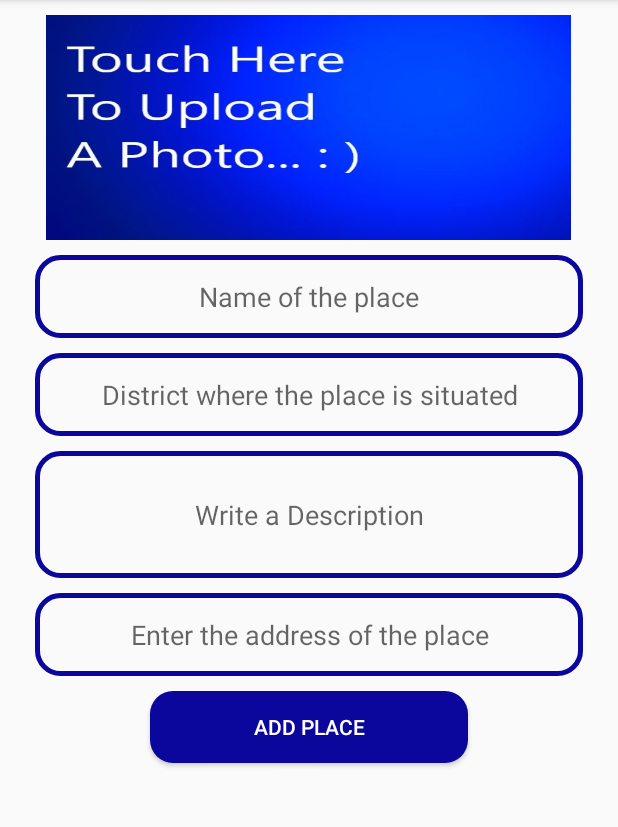
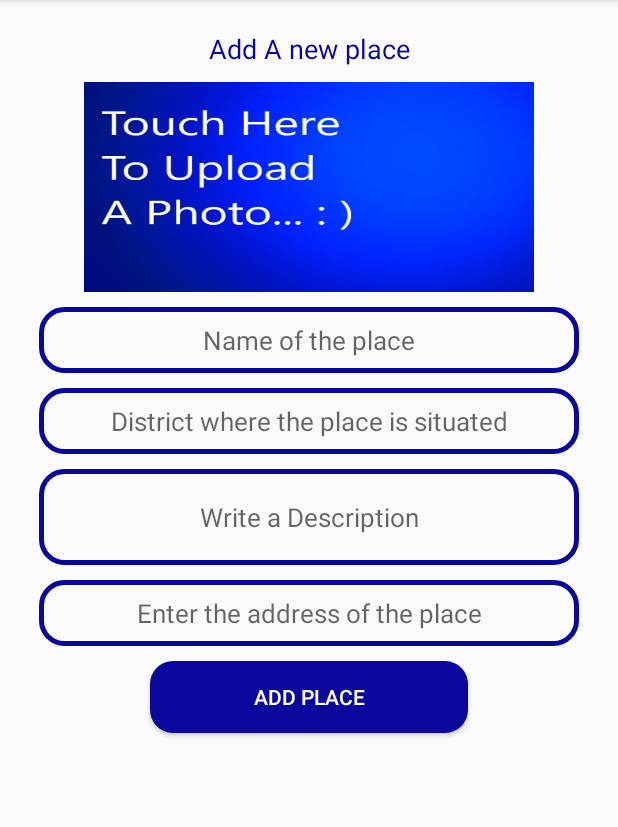
Before and after one commit to SurekhaChandrarathna/TriPITApp, an Android app: the AddPlacesActivity screen opened directly, with no data from a screen before it, on a phone screen of 412 x 824 dp, the part 84-911 px from its top. Run offline under Robolectric (Android 15) with nearby library versions, the phone set to English and light mode, and no system bars; our stand-ins replace Firebase (no records; nobody signed in at launch, a user with empty details on screens opened directly).

Commit message:
Places update 3

```diff
--- a/app/src/main/AndroidManifest.xml
+++ b/app/src/main/AndroidManifest.xml
@@ -9,6 +9,11 @@
         android:roundIcon="@mipmap/ic_launcher_round"
         android:supportsRtl="true"
         android:theme="@style/AppTheme">
+        <activity android:name=".MaintainGuidesActivity"></activity>
+        <activity android:name=".GuideHome" />
+        <activity android:name=".EditGuideDetailsActivity" />
+        <activity android:name=".AdminAddNewGuidesActivity" />
+        <activity android:name=".AdminGuideCategoryActivity" />
         <activity android:name=".PlaceDetailsActivity" />
         <activity android:name=".PlacesHomeUser" />
         <activity android:name=".AddPlacesActivity" />
--- a/app/src/main/java/com/example/tripit/ViewHolder/PlaceViewHolder.java
+++ b/app/src/main/java/com/example/tripit/ViewHolder/PlaceViewHolder.java
@@ -1,6 +1,8 @@
 package com.example.tripit.ViewHolder;
 
 import android.view.View;
+import android.widget.EditText;
+import android.widget.ImageButton;
 import android.widget.ImageView;
 import android.widget.TextView;
 
@@ -15,6 +17,8 @@ public class PlaceViewHolder extends RecyclerView.ViewHolder implements View.OnC
     public TextView txtPlaceName, txtPlaceAddress;
     public ImageView imageView;
     public PlaceClickListner listner;
+
+
 
     public PlaceViewHolder(@NonNull View itemView)
     {
--- a/app/src/main/res/layout/activity_add_places.xml
+++ b/app/src/main/res/layout/activity_add_places.xml
@@ -7,10 +7,22 @@
     android:layout_height="match_parent"
     tools:context=".AddPlacesActivity">
 
+    <TextView
+        android:id="@+id/add"
+        android:layout_width="match_parent"
+        android:layout_height="wrap_content"
+        android:layout_marginTop="20dp"
+        android:text="Add A new place"
+        android:textAlignment="center"
+        android:textSize="18sp"
+        android:textColor="@color/colorblue"
+        />
+
     <ImageView
         android:id="@+id/image"
-        android:layout_width="350dp"
-        android:layout_height="150dp"
+        android:layout_width="300dp"
+        android:layout_height="140dp"
+        android:layout_below="@+id/add"
         android:layout_marginTop="10dp"
         android:cropToPadding="false"
         android:scaleType="centerCrop"
@@ -22,13 +34,14 @@
         android:id="@+id/Ed_name_of_place"
         android:layout_width="match_parent"
         android:layout_height="wrap_content"
-        android:padding="15dp"
+        android:padding="10dp"
         android:layout_below="@+id/image"
         android:layout_marginTop="10dp"
         android:background="@drawable/input_design"
-        android:layout_marginLeft="23dp"
-        android:layout_marginRight="23dp"
+        android:layout_marginLeft="26dp"
+        android:layout_marginRight="26dp"
         android:inputType="text"
+        android:textSize="17sp"
         android:hint="@string/edittextname"
         android:textAlignment="center"
         />
@@ -37,14 +50,15 @@
         android:id="@+id/Ed_name_of_district"
         android:layout_width="match_parent"
         android:layout_height="wrap_content"
-        android:padding="15dp"
+        android:padding="10dp"
         android:layout_below="@+id/Ed_name_of_place"
         android:background="@drawable/input_design"
         android:layout_marginTop="10dp"
-        android:layout_marginLeft="23dp"
-        android:layout_marginRight="23dp"
+        android:layout_marginLeft="26dp"
+        android:layout_marginRight="26dp"
         android:hint="@string/edittextDistrict"
         android:inputType="text"
+        android:textSize="17sp"
         android:textAlignment="center"
         />
 
@@ -52,14 +66,15 @@
         android:id="@+id/Ed_description_of_place"
         android:layout_width="match_parent"
         android:layout_height="wrap_content"
-        android:padding="30dp"
+        android:padding="20dp"
         android:layout_below="@+id/Ed_name_of_district"
         android:layout_marginTop="10dp"
-        android:layout_marginLeft="23dp"
-        android:layout_marginRight="23dp"
+        android:layout_marginLeft="26dp"
+        android:layout_marginRight="26dp"
         android:background="@drawable/input_design"
         android:hint="@string/edittextdescription"
         android:inputType="text"
+        android:textSize="17sp"
         android:textAlignment="center"
         />
 
@@ -68,14 +83,15 @@
         android:id="@+id/Ed_address_of_place"
         android:layout_width="match_parent"
         android:layout_height="wrap_content"
-        android:padding="15dp"
+        android:padding="10dp"
         android:layout_below="@+id/Ed_description_of_place"
         android:layout_marginTop="10dp"
-        android:layout_marginLeft="23dp"
-        android:layout_marginRight="23dp"
+        android:layout_marginLeft="26dp"
+        android:layout_marginRight="26dp"
         android:background="@drawable/input_design"
         android:hint="@string/edittextaddress"
         android:inputType="text"
+        android:textSize="17sp"
         android:textAlignment="center"
         />
 
--- a/app/src/main/res/values/colors.xml
+++ b/app/src/main/res/values/colors.xml
@@ -5,4 +5,7 @@
     <color name="colorAccent">#03DAC5</color>
     <color name="colorblue">#0b069c </color>
     <color name="colorbl2">#89a1e8 </color>
+
+    <color name="NewColour">#BAE4F7</color>
+    <color name="color1">#0421B9</color>
 </resources>
```
Also changed, not shown: app/src/main/java/com/example/tripit/AdminHome.java (+13 -1 lines), app/src/main/java/com/example/tripit/HomeActivity.java (+13 -2 lines), app/src/main/java/com/example/tripit/PlacesHomeUser.java (+90 -0 lines), app/src/main/res/layout/activity_admin_home.xml (+5 -5 lines), app/src/main/res/layout/activity_home.xml (+6 -6 lines), app/src/main/res/layout/activity_login.xml (+5 -5 lines), app/src/main/res/layout/activity_places_home_user.xml (+22 -0 lines), app/src/main/res/layout/activity_register.xml (+5 -5 lines), app/src/main/res/values/strings.xml (+23 -1 lines).
